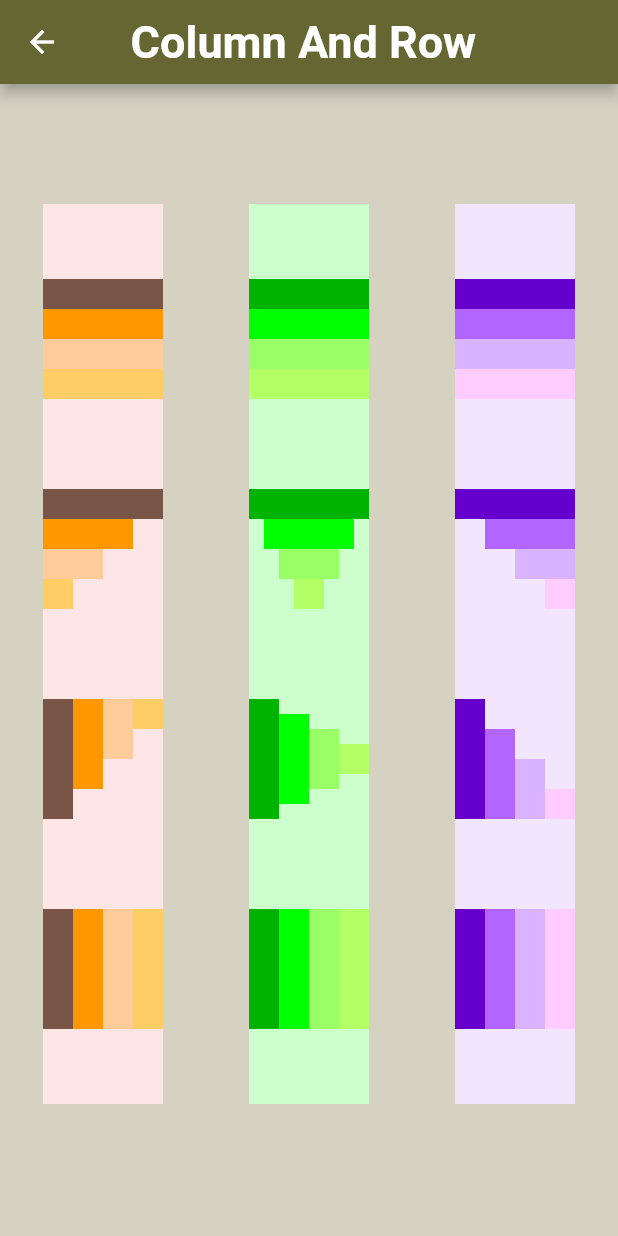
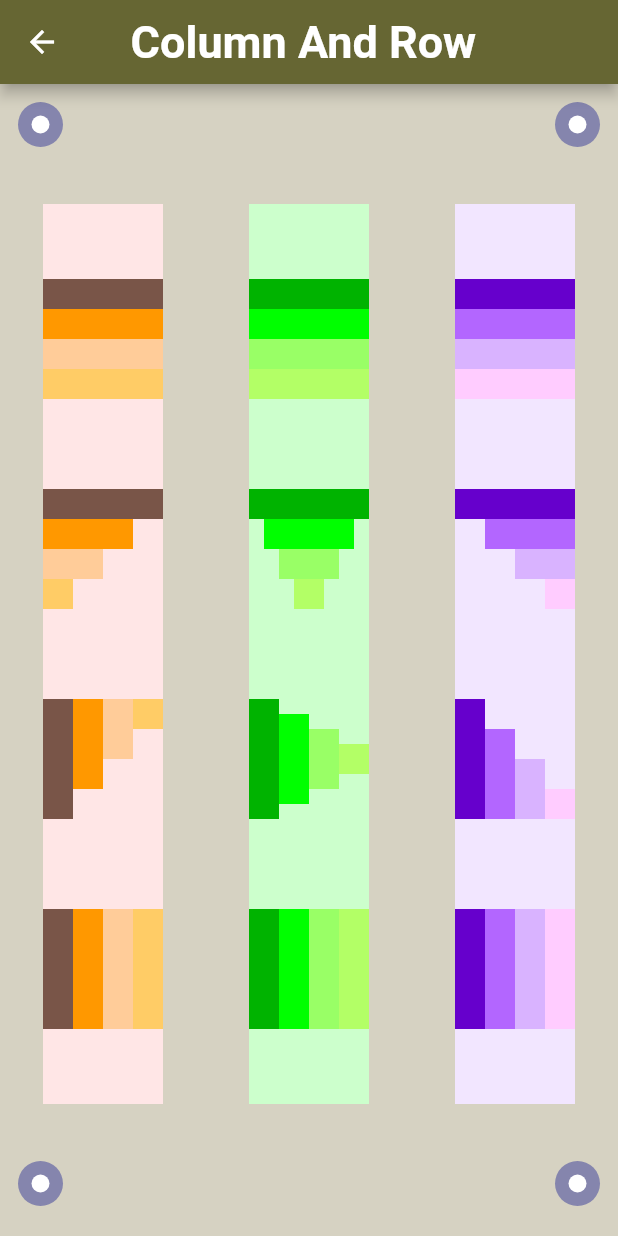
Before and after one commit to MohamedElhosaraty/ecommerce, a Flutter app: the Page_Four screen opened directly, on a phone screen of 412 x 824 dp. Run offline on Flutter 3.47's test engine with Material 2 defaults, Android fonts, the phone set to English and light mode, and no system bars; network calls fail.

Commit message:
internal statee

```diff
--- a/lib/main.dart
+++ b/lib/main.dart
@@ -18,6 +18,6 @@ class MyApp extends StatelessWidget {
 
     return MaterialApp(
       debugShowCheckedModeBanner: false,
-      home:Page_Three());
+      home:Page_Two());
   }
 }
--- a/lib/page4.dart
+++ b/lib/page4.dart
@@ -9,23 +9,63 @@ class Page_Four extends StatelessWidget {
     return Scaffold(
       appBar: AppBar(
         backgroundColor: Color(0xff666633),
-        title: Text("Column And Row ",style: TextStyle(
-          fontSize: 30,fontWeight: FontWeight.bold,
-        ),),
+        title: Text(
+          "Column And Row ",
+          style: TextStyle(
+            fontSize: 30,
+            fontWeight: FontWeight.bold,
+          ),
+        ),
         centerTitle: true,
       ),
       body: Container(
         width: double.infinity,
         color: Color(0xffd6d2c2),
-        child: Row(
+        child: Column(
+          children: [
+            Row(
+              mainAxisAlignment: MainAxisAlignment.spaceBetween,
+              children: [
+                Container(
+                  padding: EdgeInsetsDirectional.all(12),
+                  height: 80,
+                  child: Stack(
+                    children: [
+                      CircleAvatar(
+                        maxRadius: 15,
+                        backgroundColor: Color(0xff8585ad),
+                        child: CircleAvatar(
+                          maxRadius: 6,
+                          backgroundColor: Colors.white,
+                        ),
+                      ),
+                    ],
+                  ),
+                ),
+                Container(
+                  padding: EdgeInsetsDirectional.all(12),
+                  height: 80,
+                  child: Stack(
+                    children: [
+                      CircleAvatar(
+                        maxRadius: 15,
+                        backgroundColor: Color(0xff8585ad),
+                        child: CircleAvatar(
+                          maxRadius: 6,
+                          backgroundColor: Colors.white,
+                        ),
+                      ),
+                    ],
+                  ),
+                ),
+              ],
+            ),
+            Row(
               mainAxisAlignment: MainAxisAlignment.spaceAround,
               children: [
                 Column(
                   mainAxisAlignment: MainAxisAlignment.start,
                   children: [
-                SizedBox(
-                  height: 80,
-                ),
                     Container(
                       color: Color(0xffffe6e6),
                       width: 80,
@@ -134,17 +174,14 @@ class Page_Four extends StatelessWidget {
                       ),
                     ),
 
-                SizedBox(
-                  height: 80,
-                ),
+                    // SizedBox(
+                    //   height: 80,
+                    // ),
                   ],
                 ),
                 Column(
                   mainAxisAlignment: MainAxisAlignment.start,
                   children: [
-                SizedBox(
-                  height: 80,
-                ),
                     Container(
                       color: Color(0xffccffcc),
                       width: 80,
@@ -250,17 +287,14 @@ class Page_Four extends StatelessWidget {
                       ),
                     ),
 
-                SizedBox(
-                  height: 80,
-                ),
                   ],
                 ),
                 Column(
                   mainAxisAlignment: MainAxisAlignment.start,
                   children: [
-                SizedBox(
-                  height: 80,
-                ),
+                    // SizedBox(
+                    //   height: 80,
+                    // ),
                     Container(
                       color: Color(0xfff2e6ff),
                       width: 80,
@@ -369,8 +403,46 @@ class Page_Four extends StatelessWidget {
                       ),
                     ),
 
-                SizedBox(
+                  ],
+                ),
+              ],
+            ),
+            Row(
+              mainAxisAlignment: MainAxisAlignment.spaceBetween,
+              children: [
+                Container(
+                  padding: EdgeInsetsDirectional.all(12),
                   height: 80,
+                  child: Stack(
+                    alignment: Alignment.bottomLeft,
+                    children: const [
+                  CircleAvatar(
+                        maxRadius: 15,
+                        backgroundColor: Color(0xff8585ad),
+                        child: CircleAvatar(
+                          maxRadius: 6,
+                          backgroundColor: Colors.white,
+                        ),
+                      ),
+                    ],
+                  ),
+                ),
+                Container(
+                  padding: EdgeInsetsDirectional.all(12),
+                  height: 80,
+                  child: Stack(
+                    alignment: Alignment.bottomLeft,
+                    children: [
+                      CircleAvatar(
+                        maxRadius: 15,
+                        backgroundColor: Color(0xff8585ad),
+                        child: CircleAvatar(
+                          maxRadius: 6,
+                          backgroundColor: Colors.white,
+                        ),
+                      ),
+                    ],
+                  ),
                 ),
               ],
             ),
```
Also changed, not shown: lib/page2.dart (+8 -4 lines), lib/page3.dart (+22 -17 lines). Lines whose indentation alone changed are shown as unchanged.
